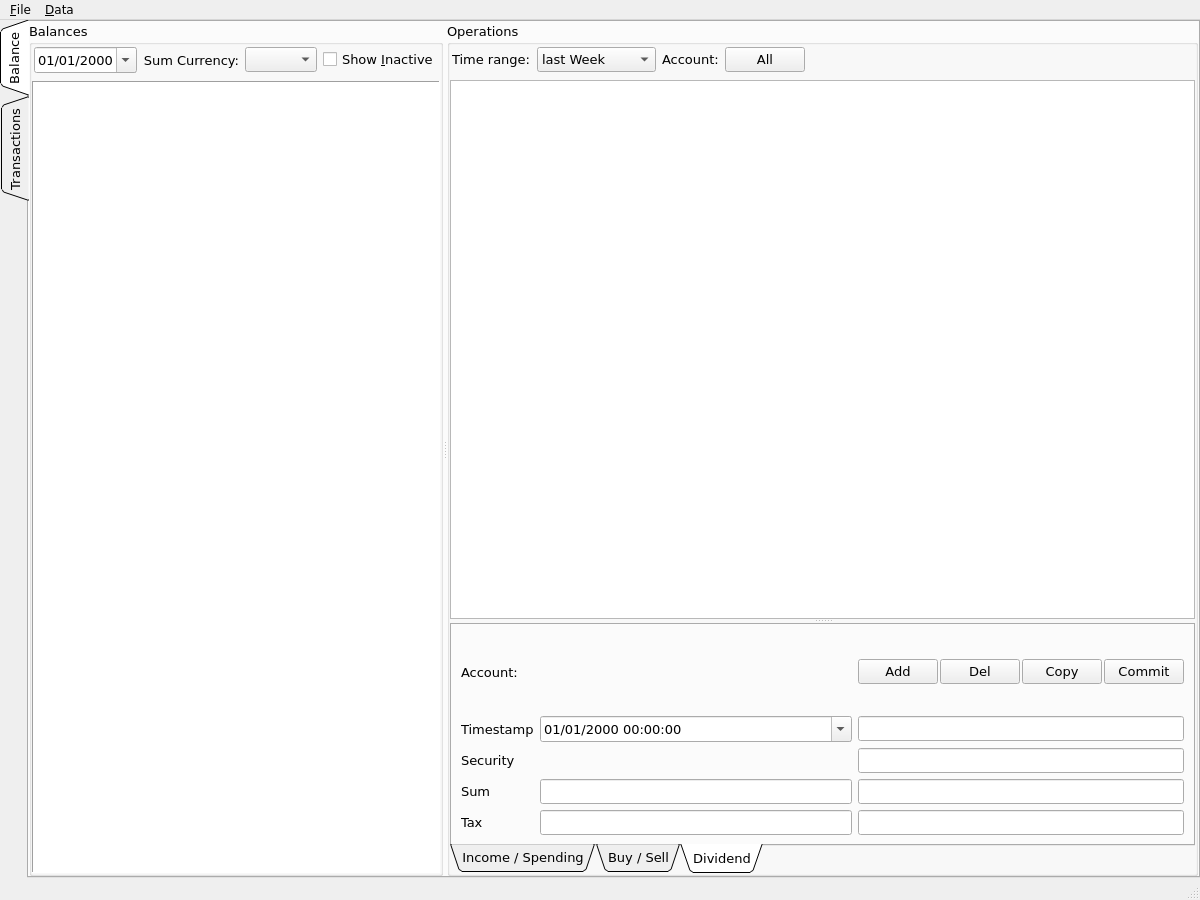
This is UI/main_window.ui in titov-vv/jal as Qt 5 draws it before an edit. The edited form follows.
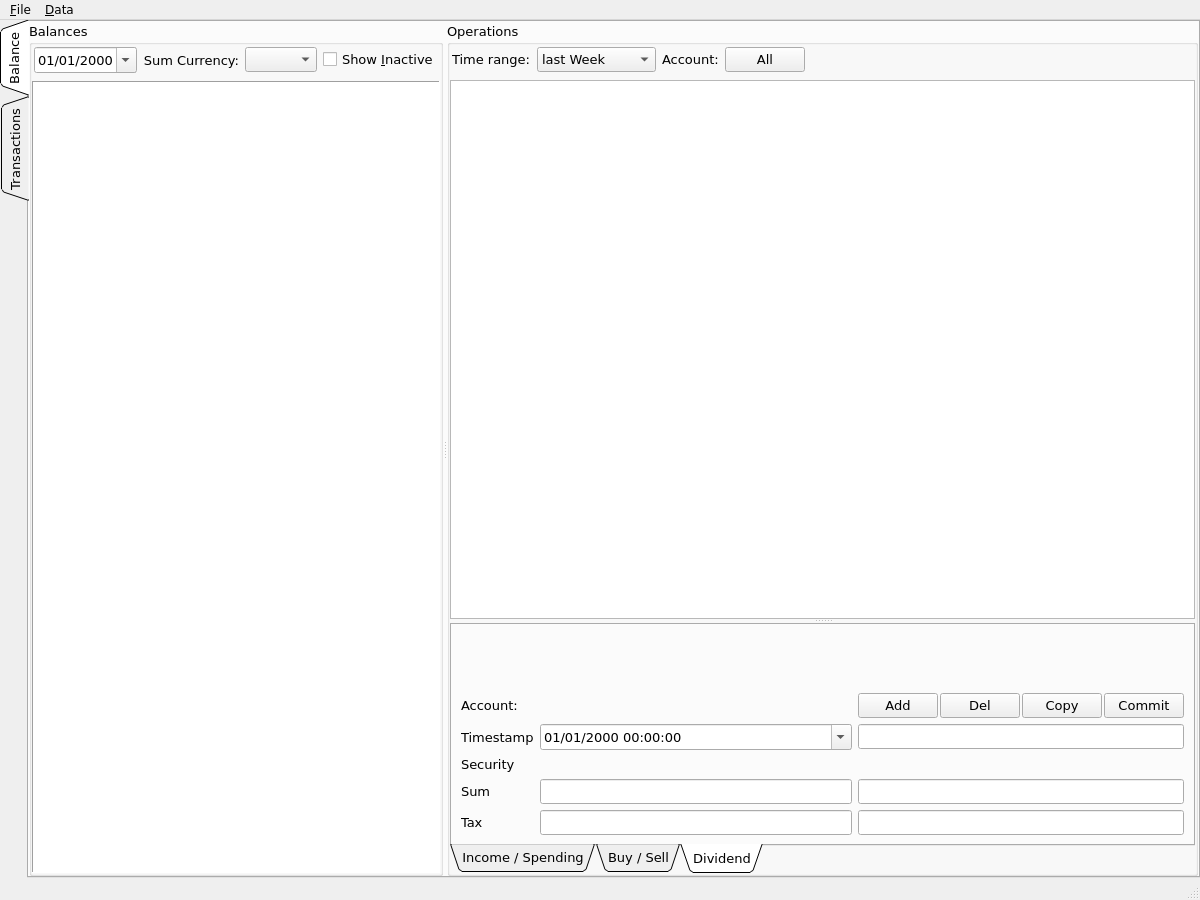
This is the edited form. Custom widgets are drawn as their Qt base class.

Diff of the .ui file:
```diff
--- a/UI/main_window.ui
+++ b/UI/main_window.ui
@@ -441,75 +441,51 @@
                     <string>Dividend</string>
                    </attribute>
                    <layout class="QGridLayout" name="gridLayout_2">
-                    <item row="6" column="1">
+                    <item row="7" column="1">
                      <widget class="QLineEdit" name="DividendSumEdit"/>
                     </item>
-                    <item row="2" column="0">
-                     <widget class="QLabel" name="DivDateLbl">
-                      <property name="text">
-                       <string>Timestamp</string>
-                      </property>
-                     </widget>
-                    </item>
-                    <item row="6" column="0">
+                    <item row="7" column="0">
                      <widget class="QLabel" name="SumLbl">
                       <property name="text">
                        <string>Sum</string>
                       </property>
                      </widget>
                     </item>
-                    <item row="6" column="2">
-                     <widget class="QLineEdit" name="DividendSumDescription"/>
-                    </item>
-                    <item row="2" column="2">
-                     <widget class="QLineEdit" name="DividendNumberEdit"/>
-                    </item>
-                    <item row="7" column="0">
+                    <item row="8" column="0">
                      <widget class="QLabel" name="TaxLbl">
                       <property name="text">
                        <string>Tax</string>
                       </property>
                      </widget>
                     </item>
-                    <item row="7" column="2">
-                     <widget class="QLineEdit" name="DividendTaxDescription"/>
-                    </item>
-                    <item row="5" column="2">
-                     <widget class="QLineEdit" name="DividendActiveLbl">
-                      <property name="enabled">
-                       <bool>true</bool>
-                      </property>
-                     </widget>
-                    </item>
-                    <item row="7" column="1">
-                     <widget class="QLineEdit" name="DividendTaxEdit"/>
-                    </item>
-                    <item row="0" column="0">
+                    <item row="1" column="0">
                      <widget class="QLabel" name="DivAccountLbl">
                       <property name="text">
                        <string>Account:</string>
                       </property>
                      </widget>
                     </item>
-                    <item row="5" column="0">
+                    <item row="6" column="0">
                      <widget class="QLabel" name="label">
                       <property name="text">
                        <string>Security</string>
                       </property>
                      </widget>
                     </item>
-                    <item row="2" column="1">
-                     <widget class="QDateTimeEdit" name="DividendTimestampEdit">
-                      <property name="displayFormat">
-                       <string>dd/MM/yyyy hh:mm:ss</string>
-                      </property>
-                      <property name="calendarPopup">
-                       <bool>true</bool>
-                      </property>
-                     </widget>
+                    <item row="8" column="2">
+                     <widget class="QLineEdit" name="DividendTaxDescription"/>
                     </item>
-                    <item row="0" column="2">
+                    <item row="8" column="1">
+                     <widget class="QLineEdit" name="DividendTaxEdit"/>
+                    </item>
+                    <item row="1" column="2">
                      <widget class="QFrame" name="frame">
+                      <property name="sizePolicy">
+                       <sizepolicy hsizetype="Preferred" vsizetype="Preferred">
+                        <horstretch>0</horstretch>
+                        <verstretch>0</verstretch>
+                       </sizepolicy>
+                      </property>
                       <property name="frameShape">
                        <enum>QFrame::Panel</enum>
                       </property>
@@ -566,10 +542,46 @@
                       </layout>
                      </widget>
                     </item>
-                    <item row="0" column="1">
+                    <item row="7" column="2">
+                     <widget class="QLineEdit" name="DividendSumDescription"/>
+                    </item>
+                    <item row="3" column="2">
+                     <widget class="QLineEdit" name="DividendNumberEdit"/>
+                    </item>
+                    <item row="3" column="1">
+                     <widget class="QDateTimeEdit" name="DividendTimestampEdit">
+                      <property name="displayFormat">
+                       <string>dd/MM/yyyy hh:mm:ss</string>
+                      </property>
+                      <property name="calendarPopup">
+                       <bool>true</bool>
+                      </property>
+                     </widget>
+                    </item>
+                    <item row="1" column="1">
                      <widget class="AccountSelector" name="DividendAccountWidget" native="true"/>
                     </item>
-                    <item row="5" column="1">
+                    <item row="3" column="0">
+                     <widget class="QLabel" name="DivDateLbl">
+                      <property name="text">
+                       <string>Timestamp</string>
+                      </property>
+                     </widget>
+                    </item>
+                    <item row="0" column="0">
+                     <spacer name="verticalSpacer">
+                      <property name="orientation">
+                       <enum>Qt::Vertical</enum>
+                      </property>
+                      <property name="sizeHint" stdset="0">
+                       <size>
+                        <width>20</width>
+                        <height>40</height>
+                       </size>
+                      </property>
+                     </spacer>
+                    </item>
+                    <item row="6" column="1" colspan="2">
                      <widget class="ActiveSelector" name="DividendActiveWidget" native="true"/>
                     </item>
                    </layout>
```
Left out of the diff: 4 changed lines with no effect on the pictures.
